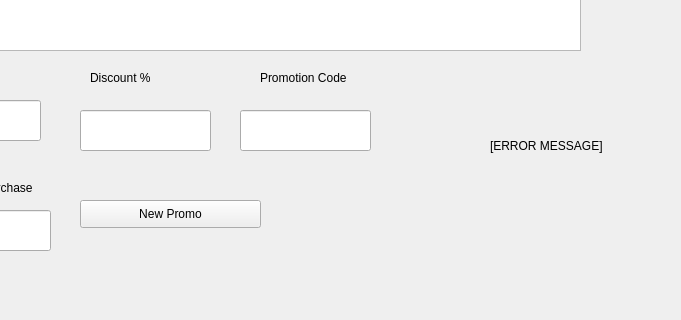
Before: the Qt Designer form POS/UI/promotions.ui in ReiZedlav/CSCC-21.1-Software-Engineering-1, drawn with Qt 5; both pictures show x 400 to 1081 and y 380 to 700 of the 1200 by 700 pixel window.
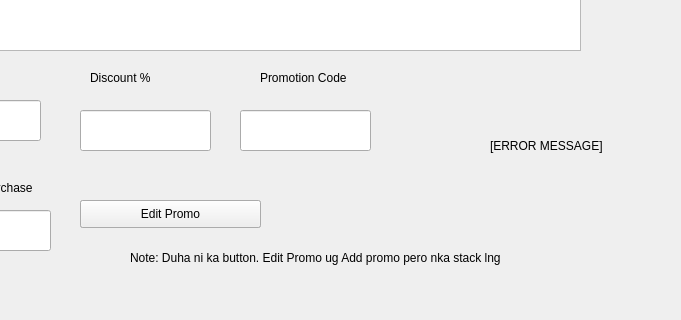
After: the same form once the commit is applied.

```diff
--- a/POS/UI/promotions.ui
+++ b/POS/UI/promotions.ui
@@ -262,6 +262,32 @@
      <string>[ERROR MESSAGE]</string>
     </property>
    </widget>
+   <widget class="QPushButton" name="editPromo">
+    <property name="geometry">
+     <rect>
+      <x>480</x>
+      <y>580</y>
+      <width>181</width>
+      <height>28</height>
+     </rect>
+    </property>
+    <property name="text">
+     <string>Edit Promo</string>
+    </property>
+   </widget>
+   <widget class="QLabel" name="label_6">
+    <property name="geometry">
+     <rect>
+      <x>530</x>
+      <y>630</y>
+      <width>471</width>
+      <height>16</height>
+     </rect>
+    </property>
+    <property name="text">
+     <string>Note: Duha ni ka button. Edit Promo ug Add promo pero nka stack lng</string>
+    </property>
+   </widget>
   </widget>
  </widget>
  <resources/>
```
